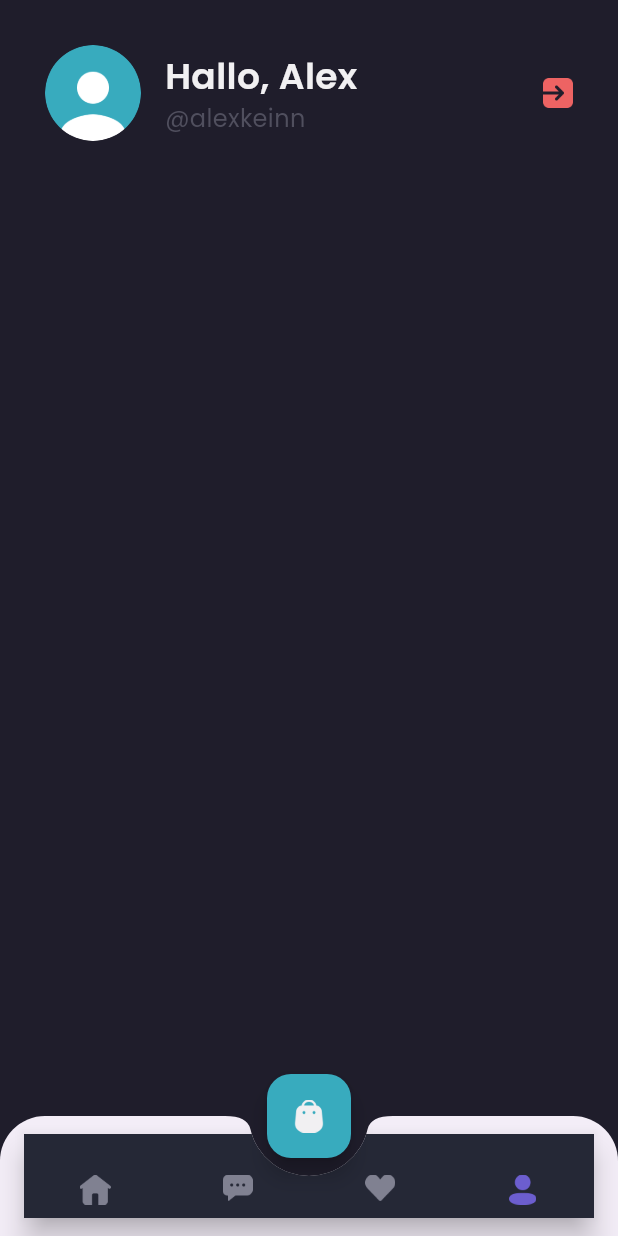
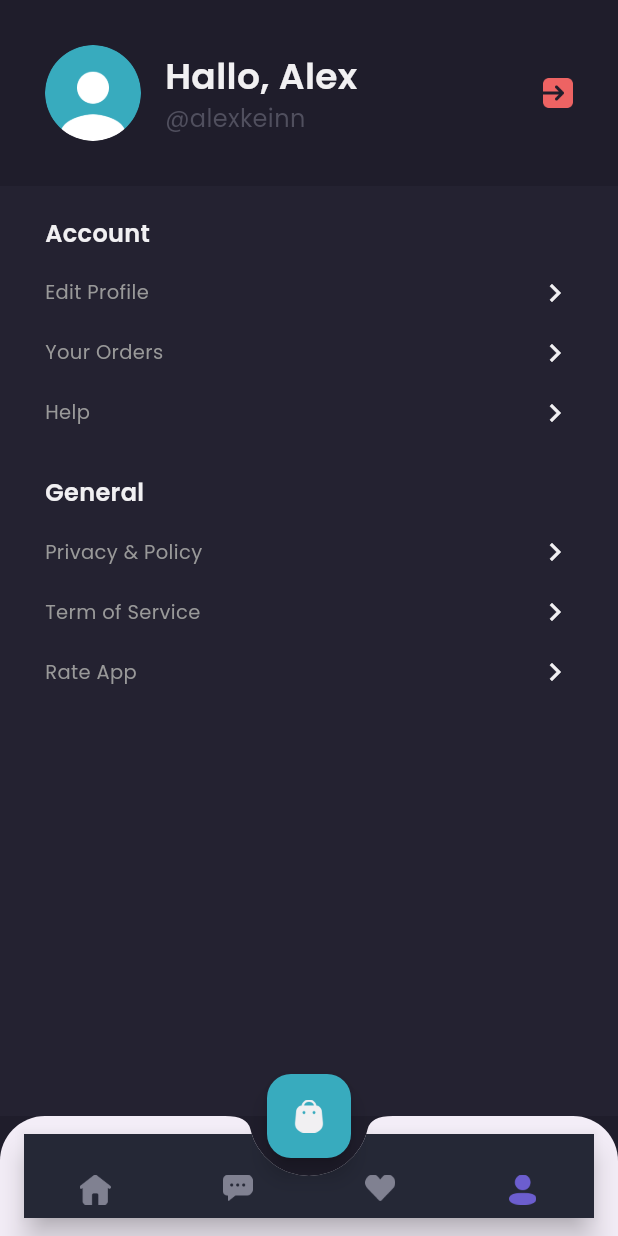
Before and after one commit to yusufmaruf/shamo, a Flutter app: the MainPage screen opened by its route, item 4 of the bottom bar chosen, on a phone screen of 412 x 824 dp. Run offline on Flutter 3.47's test engine with Material 3 defaults, Android fonts, the phone set to English and light mode, and no system bars; our stand-ins replace google_fonts.

Commit message:
content profile page

```diff
--- a/lib/pages/home/profile_page.dart
+++ b/lib/pages/home/profile_page.dart
@@ -57,8 +57,75 @@ class ProfilePage extends StatelessWidget {
       );
     }
 
+    Widget menuItem(String text) {
+      return Container(
+        margin: EdgeInsets.only(top: 16),
+        child: Row(
+          mainAxisAlignment: MainAxisAlignment.spaceBetween,
+          children: [
+            Text(
+              text,
+              style: secondaryTextStyle.copyWith(
+                fontSize: 13,
+              ),
+            ),
+            Icon(
+              Icons.chevron_right,
+              color: primaryTextColor,
+            ),
+          ],
+        ),
+      );
+    }
+
+    Widget content() {
+      return Expanded(
+        child: Container(
+          width: double.infinity,
+          padding: EdgeInsets.symmetric(
+            horizontal: defaultMargin,
+          ),
+          decoration: BoxDecoration(
+            color: backgroundColor3,
+          ),
+          child: Column(
+            crossAxisAlignment: CrossAxisAlignment.start,
+            children: [
+              SizedBox(
+                height: 20,
+              ),
+              Text(
+                'Account',
+                style: primaryTextStyle.copyWith(
+                  fontSize: 16,
+                  fontWeight: semiBold,
+                ),
+              ),
+              menuItem('Edit Profile'),
+              menuItem('Your Orders'),
+              menuItem('Help'),
+              SizedBox(
+                height: 30,
+              ),
+              Text(
+                'General',
+                style: primaryTextStyle.copyWith(
+                  fontSize: 16,
+                  fontWeight: semiBold,
+                ),
+              ),
+              menuItem('Privacy & Policy'),
+              menuItem('Term of Service'),
+              menuItem('Rate App'),
+            ],
+          ),
+        ),
+      );
+    }
+
     return Column(children: [
       header(),
+      content(),
     ]);
   }
 }
```
